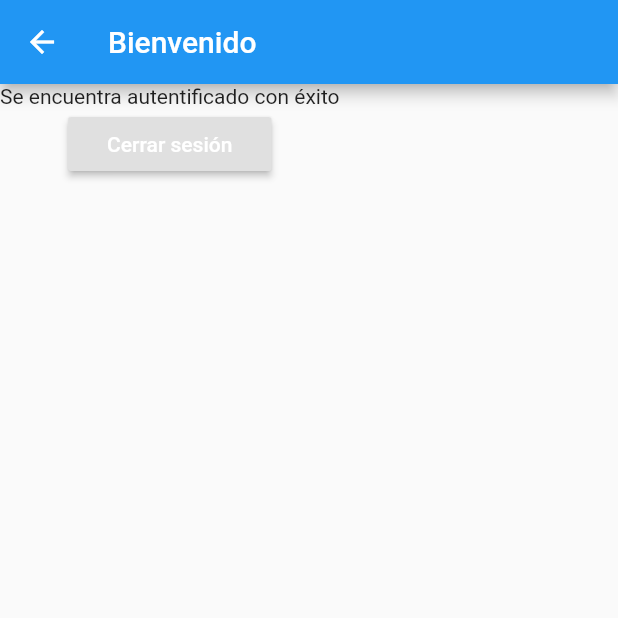
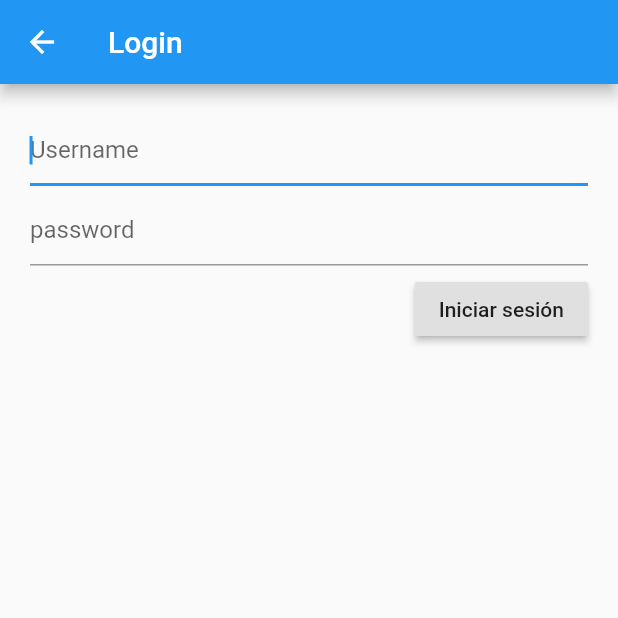
Before and after one commit to pedroIgnacioM/flutter_login_basic, a Flutter app: the screen it shows after launch, after a tap on "Iniciar sesión", on a phone screen of 412 x 824 dp, the top half of it. Run offline on Flutter 3.47's test engine with Material 2 defaults, Android fonts, the phone set to English and light mode, and no system bars.

Commit message:
se agregan las view home y login

```diff
--- a/lib/src/app.dart
+++ b/lib/src/app.dart
@@ -1,5 +1,5 @@
 import 'package:flutter/material.dart';
-import 'ui/login_screen.dart';
+import 'ui/home_page.dart';
 
 class App extends StatelessWidget{
 
@@ -8,7 +8,7 @@ class App extends StatelessWidget{
 
     return MaterialApp(
       home: Scaffold(
-        body: LoginScreen(),
+        body: HomePage(),
       ),
     );
 
--- a/lib/src/ui/home_page.dart
+++ b/lib/src/ui/home_page.dart
@@ -1,33 +1,54 @@
 import 'package:flutter/material.dart';
+import 'login_screen.dart';
 
 class HomePage extends StatelessWidget{
-  BuildContext context;
+
   @override
   Widget build(BuildContext context){
-    this.context = context;
     return Scaffold(
       appBar: AppBar(
-        title: Text('Bienvenido'),
+        title: Text('Home'),
       ),
-      body: Column(
-        children: <Widget>[
-          Text('Se encuentra autentificado con éxito'),
-          logoutButton(),
-        ],
-      ),
-    );
-  }
+      body: Container(
+        margin: EdgeInsets.all(20.0),
+        child: Column(
+          crossAxisAlignment: CrossAxisAlignment.start,
+          children: <Widget>[
+            Padding(
+              padding: EdgeInsets.only(top: 10.0),
+              child: Text('Bienvenido a la App básica con login.'),
+            ),
+            Padding(
+              padding: EdgeInsets.only(top: 10.0),
+              child: Row(
+                crossAxisAlignment: CrossAxisAlignment.start,
+                children: <Widget>[
+                  Padding(
+                    padding: EdgeInsets.only(right: 15.0),
+                    child: RaisedButton(
+                      onPressed: () {
+                        Navigator.push(
+                          context,
+                          MaterialPageRoute(builder: (context) => LoginScreen()),
+                        );
+                      },
+                      padding: EdgeInsets.all(10.0),
+                      child: Text('Iniciar sesión'),
+                    )
+                  ),
 
-  Widget logoutButton(){
-    return RaisedButton(
-      onPressed: (){
-        Navigator.pop(context);
-      },
-      textColor: Colors.white,
-      child: Container(
-        padding: EdgeInsets.all(10.0),
-        child: Text('Cerrar sesión'),
-      ),
+                  RaisedButton(
+                    onPressed: () {},
+                    padding: EdgeInsets.all(10.0),
+                    child: Text('No hacer nada'),
+                  )
+                ],
+              ),
+            ),
+
+          ],
+        ),
+      )
     );
   }
 }
--- a/lib/src/ui/login_screen.dart
+++ b/lib/src/ui/login_screen.dart
@@ -1,74 +1,96 @@
 import 'package:flutter/material.dart';
-import 'home_page.dart';
+
 
 class LoginScreen extends StatelessWidget{
-  BuildContext context;
+  @override
+  Widget build(BuildContext context) {
+    final title = 'Login';
+
+    return Scaffold(
+      appBar: AppBar(
+        title: Text(title),
+      ),
+      body: LoginForm(),
+    );
+  }
+}
+
+class LoginForm extends StatefulWidget{
+  @override
+  State<StatefulWidget> createState() {
+    return LoginFormState();
+  }
+}
+
+class LoginFormState extends State<LoginForm>{
+  final _formKey = GlobalKey<FormState>();
 
   @override
-  Widget build(BuildContext contex){
-    this.context = contex;
-    return Scaffold(
-      appBar: AppBar(
-        title: Text('Login'),
-      ),
-      body: Column(
-        children: <Widget>[
-          loginBox(),
-        ],
+  Widget build(BuildContext context) {
+    return Form(
+      key: _formKey,
+      child: Container(
+        margin: EdgeInsets.all(20.0),
+        child: Column(
+          crossAxisAlignment: CrossAxisAlignment.start,
+          children: <Widget>[
+            Padding(
+              padding: EdgeInsets.only(bottom: 5.0),
+              child: usernameField(),
+            ),
+            Padding(
+              padding: EdgeInsets.only(bottom: 5.0),
+              child: passwordField(),
+            ),
+            Align(
+              alignment: Alignment.centerRight,
+              child: Padding(
+                padding: EdgeInsets.only(bottom: 5.0),
+                child: submitButton(),
+              ),
+            ),
+          ],
+        ),
       )
     );
   }
 
-  Widget loginBox(){
-    return Container(
-        margin: EdgeInsets.all(20.0),
-        padding: EdgeInsets.all(10.0),
-        decoration: BoxDecoration(
-          border: Border.all(color: Colors.black)
-        ),
-        child: Column(
-          children: <Widget>[
-            usernameField(),
-            passwordField(),
-            submitButton(),
-          ],
-        ),
-      );
-  }
-
-  Widget usernameField(){
-    return TextField(
+  TextFormField usernameField(){
+    return TextFormField(
+      autofocus: true,
       decoration: InputDecoration(
-        labelText: 'Username',
+        hintText: 'Username'
       ),
+      validator: (value) {
+        if (value.isEmpty){
+          return 'Este campo no puede estar vacio';
+        }
+      },
     );
   }
 
-  Widget passwordField(){
-    return TextField(
+  TextFormField passwordField(){
+    return TextFormField(
       decoration: InputDecoration(
-        hintText: 'Debe contener almenos 8 carácteres',
-        labelText: 'Password',
+        hintText: 'password'
       ),
+      validator: (value) {
+        if (value.isEmpty){
+          return 'Este campo no puede estar vacio';
+        }
+      },
       obscureText: true,
     );
   }
 
-  Widget submitButton(){
+  RaisedButton submitButton(){
     return RaisedButton(
       onPressed: () {
-        Navigator.push(
-          context,
-          MaterialPageRoute(builder: (context) => HomePage())
-        );
+        if (_formKey.currentState.validate()){
+          Scaffold.of(context).showSnackBar(SnackBar(content: Text('Cargando')));
+        }
       },
-      textColor: Colors.white,
-      padding: EdgeInsets.all(1.0),
-      child: Container(
-        padding: EdgeInsets.all(10.0),
-        child: Text('Iniciar sesión'),
-      ),
+      child: Text('Iniciar sesión'),
     );
   }
-
 }
```
